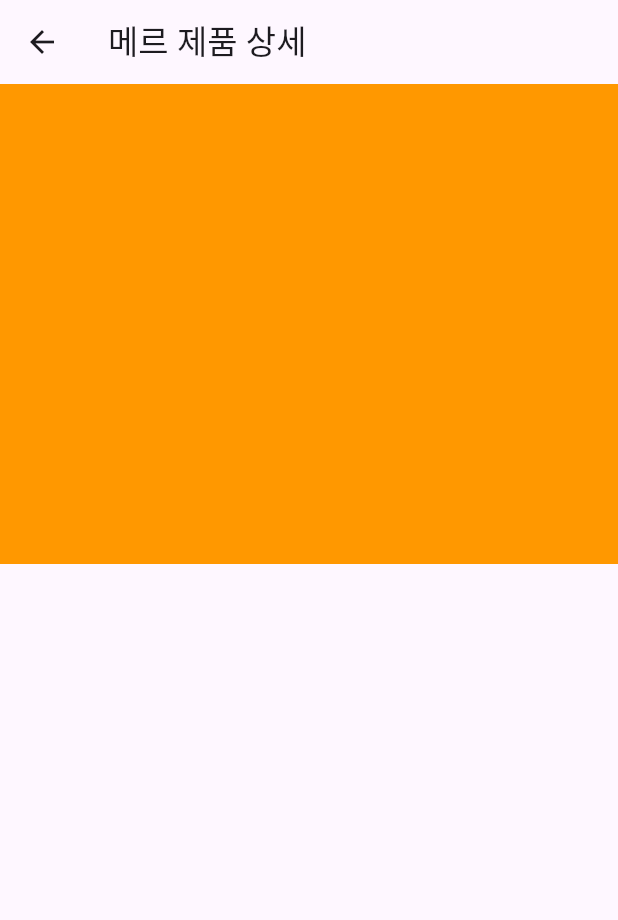
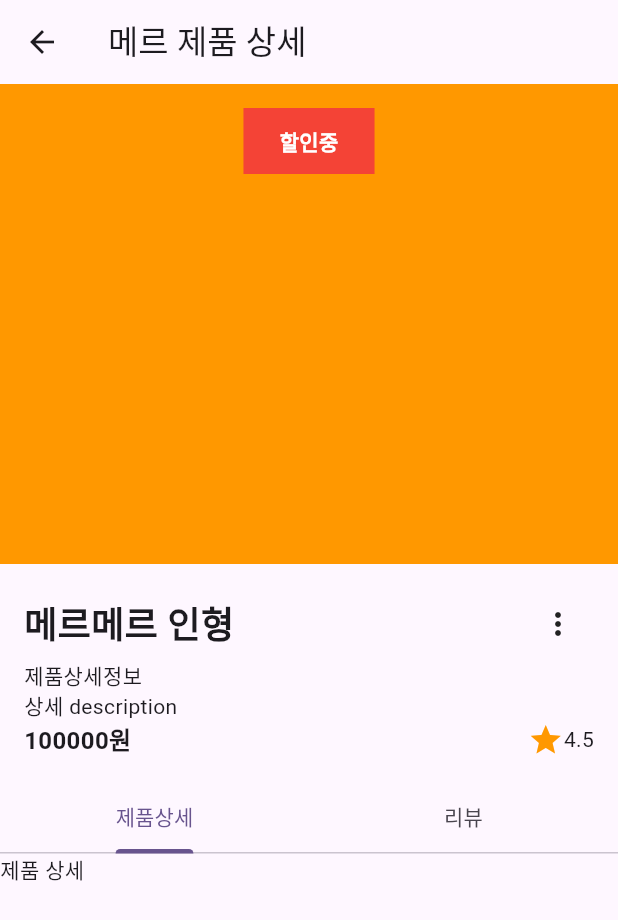
Before and after one commit to mincoln419/market_app, a Flutter app: the ProductDetailScreen screen opened directly, on a phone screen of 412 x 824 dp. Shown: the top 920 px of the screen. Run offline on Flutter 3.47's test engine with Material 3 defaults, Android fonts, the phone set to English and light mode, and no system bars; our stand-ins replace dots_indicator, firebase_core; accounts and stored records are empty.

Commit message:
product detail ui complete

```diff
--- a/lib/home/product_detail_screen.dart
+++ b/lib/home/product_detail_screen.dart
@@ -1,4 +1,6 @@
+import 'package:flutter/cupertino.dart';
 import 'package:flutter/material.dart';
+import 'package:flutter/widgets.dart';
 
 class ProductDetailScreen extends StatefulWidget {
   const ProductDetailScreen({super.key});
@@ -16,18 +18,112 @@ class _ProductDetailScreenState extends State<ProductDetailScreen> {
       ),
       body: Column(
         children: [
-          SingleChildScrollView(
+          Expanded(
+            child: SingleChildScrollView(
               child: Column(
                 crossAxisAlignment: CrossAxisAlignment.start,
                 children: [
                   Container(
                     height: 320,
+                    padding: EdgeInsets.all(16),
+                    decoration: BoxDecoration(
                       color: Colors.orange,
-                  decoration: BoxDecoration(
-
                     ),
+                    child: Center(
+                      child: Column(
+                        crossAxisAlignment: CrossAxisAlignment.start,
+                        children: [
+                          Container(
+                            decoration: BoxDecoration(color: Colors.red),
+                            padding: EdgeInsets.symmetric(
+                              horizontal: 24,
+                              vertical: 12,
+                            ),
+                            child: Text(
+                              '할인중',
+                              style: TextStyle(
+                                fontWeight: FontWeight.bold,
+                                color: Colors.white,
+                              ),
+                            ),
+                          ),
+                        ],
+                      ),
+                    ),
+                  ),
+                  Padding(
+                    padding: const EdgeInsets.all(16.0),
+                    child: Column(
+                      crossAxisAlignment: CrossAxisAlignment.start,
+                      children: [
+                        Row(
+                          mainAxisAlignment: MainAxisAlignment.spaceBetween,
+                          children: [
+                            const Text(
+                              '메르메르 인형',
+                              style: TextStyle(
+                                fontWeight: FontWeight.bold,
+                                fontSize: 24,
+                              ),
+                            ),
+                            PopupMenuButton(itemBuilder: (context) {
+                              return [
+                                const PopupMenuItem(
+                                  child: Text('리뷰등록'),
+                                ),
+                              ];
+                            }),
+                          ],
+                        ),
+                        const Text('제품상세정보'),
+                        const Text('상세 description'),
+                        const Row(
+                          children: [
+                            Text(
+                              '100000원',
+                              style: TextStyle(
+                                fontWeight: FontWeight.bold,
+                                fontSize: 16,
+                              ),
+                            ),
+                            Spacer(),
+                            Icon(
+                              Icons.star,
+                              color: Colors.orange,
+                            ),
+                            Text('4.5'),
+                          ],
                         )
                       ],
+                    ),
+                  ),
+                  DefaultTabController(
+                      length: 2,
+                      child: Column(
+                        children: [
+                          const TabBar(
+                            tabs: [
+                              Tab(text: '제품상세',),
+                              Tab(text: '리뷰',),
+                            ],
+                          ),
+                          Container(
+                            height: 500,
+                            child: TabBarView(
+                              children: [
+                                Container(
+                                  child: Text('제품 상세'),
+                                ),
+                                Container(
+                                  child: Text('리뷰 화면'),
+                                ),
+                              ],
+                            ),
+                          ),
+                        ],
+                      ),)
+                ],
+              ),
             ),
           )
         ],
```
Lines whose indentation alone changed are shown as unchanged.
